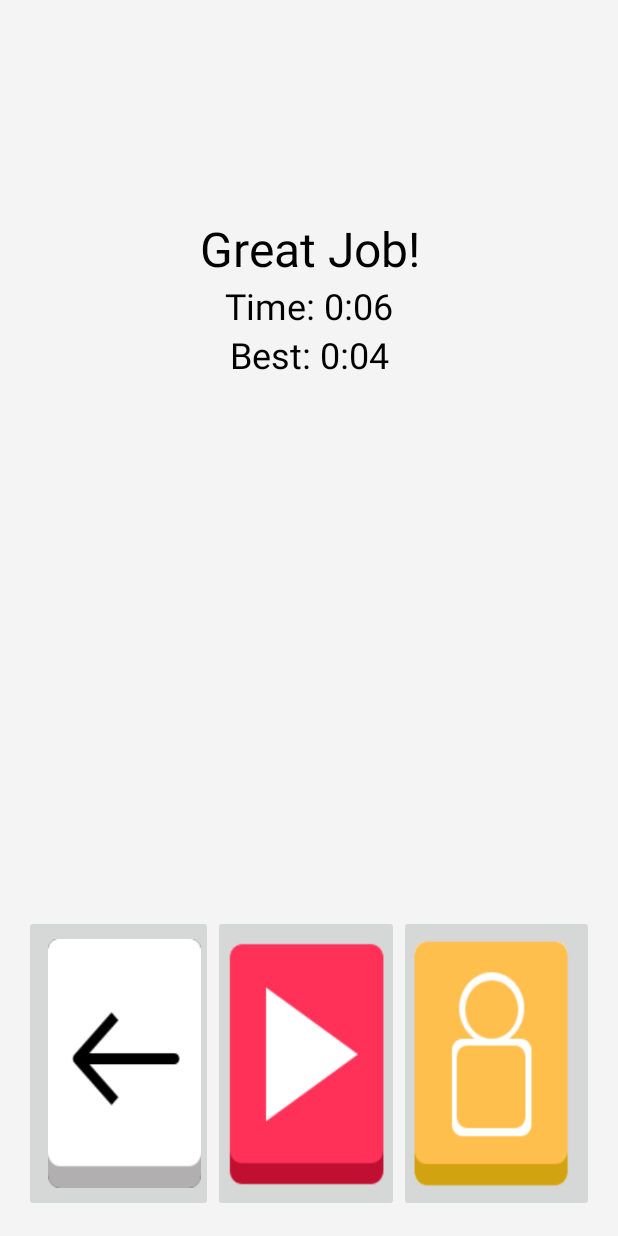
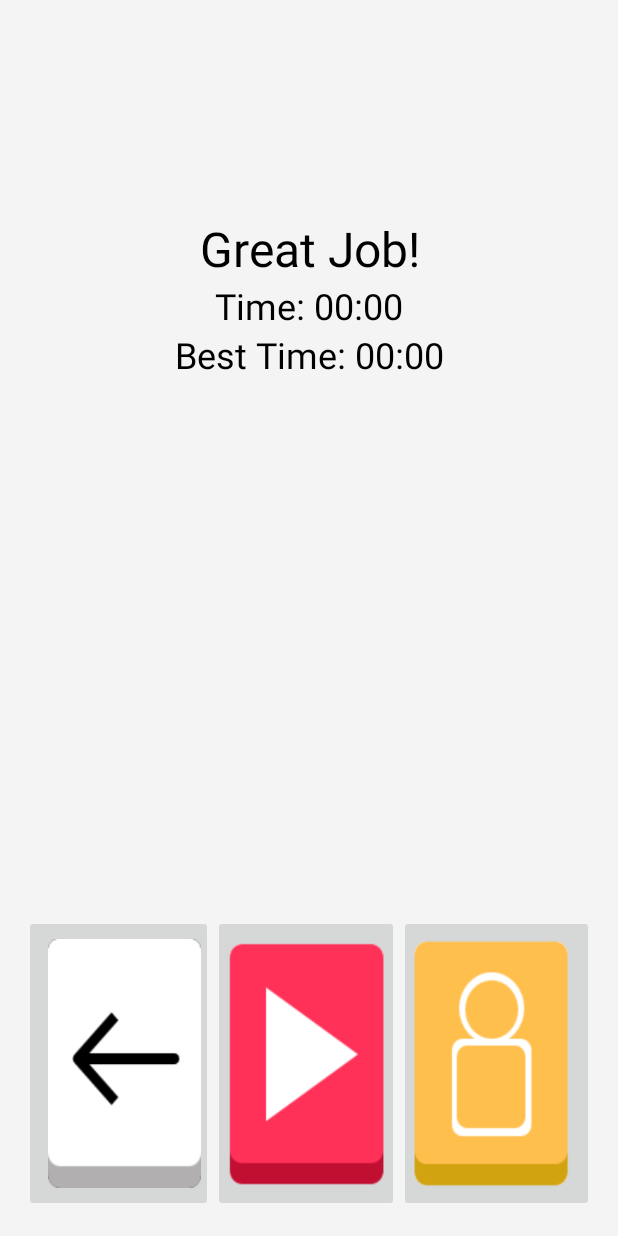
Before and after one commit to ianchick/24game, an Android app: the GameOverActivity screen opened directly, with no data from a screen before it, on a phone screen of 412 x 824 dp. Run offline under Robolectric (Android 15) with nearby library versions, the phone set to English and light mode, and no system bars.

Commit message:
Everything works but not polished

```diff
--- a/app/src/main/AndroidManifest.xml
+++ b/app/src/main/AndroidManifest.xml
@@ -8,15 +8,15 @@
         android:label="@string/app_name"
         android:supportsRtl="true"
         android:theme="@style/AppTheme">
-        <activity android:name=".GameActivity">
+        <activity android:name=".GameActivity"></activity>
+        <activity android:name=".GameOverActivity"></activity>
+        <activity android:name=".Home">
             <intent-filter>
                 <action android:name="android.intent.action.MAIN" />
 
                 <category android:name="android.intent.category.LAUNCHER" />
             </intent-filter>
         </activity>
-        <activity android:name=".GameOverActivity" />
-        <activity android:name=".Home"></activity>
     </application>
 
 </manifest>
--- a/app/src/main/java/com/example/ian/a24game/GameOverActivity.java
+++ b/app/src/main/java/com/example/ian/a24game/GameOverActivity.java
@@ -1,10 +1,19 @@
 package com.example.ian.a24game;
 
+import android.content.Context;
 import android.content.Intent;
+import android.content.SharedPreferences;
 import android.support.v7.app.AppCompatActivity;
 import android.os.Bundle;
+import android.view.View;
+import android.widget.TextView;
+
+import org.w3c.dom.Text;
+
+import java.util.concurrent.TimeUnit;
 
 import static android.R.attr.value;
+import static com.example.ian.a24game.R.id.bestTimeView;
 
 public class GameOverActivity extends AppCompatActivity {
 
@@ -12,9 +21,43 @@ public class GameOverActivity extends AppCompatActivity {
     protected void onCreate(Bundle savedInstanceState) {
         super.onCreate(savedInstanceState);
         setContentView(R.layout.activity_game_over);
+
+        TextView timeView = (TextView)findViewById(R.id.timeView);
+        TextView bestTimeView = (TextView)findViewById(R.id.bestTimeView);
+        long time = getIntent().getLongExtra("TIME",0L);
+
+        int seconds = (int) (time / 1000) % 60 ;
+        int minutes = (int) ((time / (1000*60)) % 60);
+
+        String timeString = String.format("%02d:%02d", minutes, seconds);
+
+        timeView.setText("Time: " + timeString);
+
+        SharedPreferences prefs = this.getSharedPreferences("myPrefsKey", Context.MODE_PRIVATE);
+        long bestScore = prefs.getLong("bestScore", 0);
+        if (bestScore == 0 || bestScore > time){
+            SharedPreferences.Editor editor = prefs.edit();
+            editor.putLong("bestScore", time);
+            editor.apply();
+        }
+        bestScore = prefs.getLong("bestScore", 0);
+
+        int bestseconds = (int) (bestScore / 1000) % 60 ;
+        int bestminutes = (int) ((bestScore / (1000*60)) % 60);
+
+        timeString = String.format("%02d:%02d", bestminutes, bestseconds);
+        bestTimeView.setText("Best Time: " + timeString);
     }
 
-    protected void play(){
+    protected void play(View view){
         Intent myIntent = new Intent(GameOverActivity.this, GameActivity.class);
-        GameOverActivity.this.startActivity(myIntent);    }
+        GameOverActivity.this.startActivity(myIntent);
+        finish();
+    }
+
+    protected void home(View view){
+        Intent myIntent = new Intent(this, Home.class);
+        this.startActivity(myIntent);
+        finish();
+    }
 }
--- a/app/src/main/res/layout/activity_game.xml
+++ b/app/src/main/res/layout/activity_game.xml
@@ -32,8 +32,8 @@
                 android:text="Time:"
                 android:textAlignment="center" />
 
-            <TextView
-                android:id="@+id/timer"
+            <Chronometer
+                android:id="@+id/chronometer"
                 android:layout_width="match_parent"
                 android:layout_height="wrap_content"
                 android:textAlignment="center" />
@@ -58,7 +58,6 @@
                 android:id="@+id/best_score"
                 android:layout_width="match_parent"
                 android:layout_height="wrap_content"
-                android:text="0:06"
                 android:textAlignment="center" />
         </LinearLayout>
     </RelativeLayout>
--- a/app/src/main/res/layout/activity_game_over.xml
+++ b/app/src/main/res/layout/activity_game_over.xml
@@ -31,13 +31,13 @@
             android:layout_height="wrap_content"
             android:textSize="24dp"
             android:gravity="center"
-            android:text="Time: 0:06"/>
+            android:id="@+id/timeView"/>
         <TextView
             android:layout_width="match_parent"
             android:layout_height="wrap_content"
             android:textSize="24dp"
             android:gravity="center"
-            android:text="Best: 0:04"/>
+            android:id="@+id/bestTimeView"/>
     </LinearLayout>
 
     <TableLayout
@@ -53,7 +53,8 @@
                 android:paddingRight="8dp"
                 android:paddingTop="16dp"
                 android:paddingBottom="16dp"
-                android:scaleType="fitXY"/>
+                android:scaleType="fitXY"
+                android:onClick="home"/>
             <ImageButton
                 android:layout_weight="1"
                 android:src="@drawable/play"
```
Also changed, not shown: app/src/main/java/com/example/ian/a24game/GameActivity.java (+38 -17 lines), app/src/main/java/com/example/ian/a24game/Home.java (+7 -0 lines), app/src/main/res/layout/activity_home.xml (+58 -0 lines).
